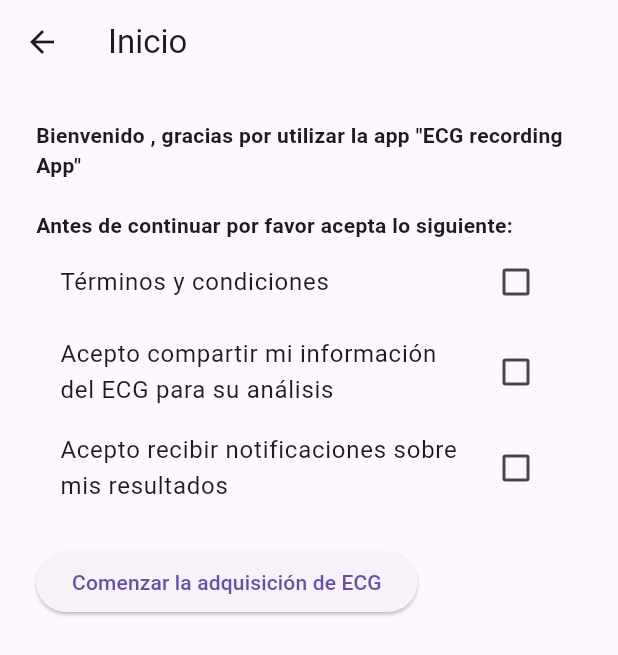
After one commit to Carlos20034657/Los-Amigazos, a Flutter app: the screen it shows after launch, after a tap on "Continue", on a phone screen of 412 x 824 dp. The commit adds this screen. Shown: the top 655 px of the screen. Run offline on Flutter 3.47's test engine with Material 3 defaults, Android fonts, the phone set to English and light mode, and no system bars; our stand-ins replace fl_chart.

Commit message:
Agregué nuevos archivos y modifiqué archivo existente

```diff
--- /dev/null
+++ b/lib/screens/consent_screen.dart
@@ -0,0 +1,68 @@
+import 'package:flutter/material.dart';
+import 'dashboard_screen.dart';
+
+class ConsentScreen extends StatefulWidget {
+  final String name, age, gender;
+  const ConsentScreen({super.key, required this.name, required this.age, required this.gender});
+
+  @override
+  State<ConsentScreen> createState() => _ConsentScreenState();
+}
+
+class _ConsentScreenState extends State<ConsentScreen> {
+  bool acceptedTerms = false;
+  bool shareECG = false;
+  bool receiveNotifications = false;
+
+  void _startECG() {
+    if (acceptedTerms) {
+      Navigator.push(
+        context,
+        MaterialPageRoute(
+          builder: (_) => DashboardScreen(
+            name: widget.name,
+            age: widget.age,
+            gender: widget.gender,
+          ),
+        ),
+      );
+    } else {
+      ScaffoldMessenger.of(context).showSnackBar(const SnackBar(content: Text('Debes aceptar los términos')));
+    }
+  }
+
+  @override
+  Widget build(BuildContext context) {
+    return Scaffold(
+      appBar: AppBar(title: const Text('Inicio')),
+      body: Padding(
+        padding: const EdgeInsets.all(24),
+        child: Column(
+          crossAxisAlignment: CrossAxisAlignment.start,
+          children: [
+            Text('Bienvenido ${widget.name}, gracias por utilizar la app "ECG recording App"', style: const TextStyle(fontWeight: FontWeight.bold)),
+            const SizedBox(height: 20),
+            const Text('Antes de continuar por favor acepta lo siguiente:', style: TextStyle(fontWeight: FontWeight.bold)),
+            CheckboxListTile(
+              title: const Text('Términos y condiciones'),
+              value: acceptedTerms,
+              onChanged: (val) => setState(() => acceptedTerms = val!),
+            ),
+            CheckboxListTile(
+              title: const Text('Acepto compartir mi información del ECG para su análisis'),
+              value: shareECG,
+              onChanged: (val) => setState(() => shareECG = val!),
+            ),
+            CheckboxListTile(
+              title: const Text('Acepto recibir notificaciones sobre mis resultados'),
+              value: receiveNotifications,
+              onChanged: (val) => setState(() => receiveNotifications = val!),
+            ),
+            const SizedBox(height: 20),
+            ElevatedButton(onPressed: _startECG, child: const Text('Comenzar la adquisición de ECG'))
+          ],
+        ),
+      ),
+    );
+  }
+}
--- /dev/null
+++ b/lib/screens/login_screen.dart
@@ -0,0 +1,50 @@
+import 'package:flutter/material.dart';
+import 'consent_screen.dart';
+
+class LoginScreen extends StatefulWidget {
+  const LoginScreen({super.key});
+
+  @override
+  State<LoginScreen> createState() => _LoginScreenState();
+}
+
+class _LoginScreenState extends State<LoginScreen> {
+  final _nameController = TextEditingController();
+  final _ageController = TextEditingController();
+  final _genderController = TextEditingController();
+
+  void _continue() {
+    Navigator.push(
+      context,
+      MaterialPageRoute(
+        builder: (context) => ConsentScreen(
+          name: _nameController.text,
+          age: _ageController.text,
+          gender: _genderController.text,
+        ),
+      ),
+    );
+  }
+
+  @override
+  Widget build(BuildContext context) {
+    return Scaffold(
+      body: Padding(
+        padding: const EdgeInsets.all(24.0),
+        child: Column(
+          mainAxisAlignment: MainAxisAlignment.center,
+          children: [
+            const Text('ECG recording App', style: TextStyle(fontSize: 24, fontWeight: FontWeight.bold)),
+            const SizedBox(height: 16),
+            const Text('Por favor ingresa tus datos:', style: TextStyle(fontSize: 16)),
+            TextField(controller: _nameController, decoration: const InputDecoration(labelText: 'Nombre')),
+            TextField(controller: _ageController, decoration: const InputDecoration(labelText: 'Edad')),
+            TextField(controller: _genderController, decoration: const InputDecoration(labelText: 'Género')),
+            const SizedBox(height: 20),
+            ElevatedButton(onPressed: _continue, child: const Text('Continue'))
+          ],
+        ),
+      ),
+    );
+  }
+}
--- a/pubspec.yaml
+++ b/pubspec.yaml
@@ -31,7 +31,7 @@ dependencies:
   flutter:
     sdk: flutter
   fl_chart: ^0.66.0
-  csv: ^5.0.2
+  csv: ^6.0.0
   google_fonts: ^4.0.4
 
   # The following adds the Cupertino Icons font to your application.
```
Also changed, not shown: lib/main.dart (+7 -178 lines), lib/screens/dashboard_screen.dart (added, +30 -0 lines), lib/widgets/ecg_chart.dart (added, +120 -0 lines), pubspec.lock.
